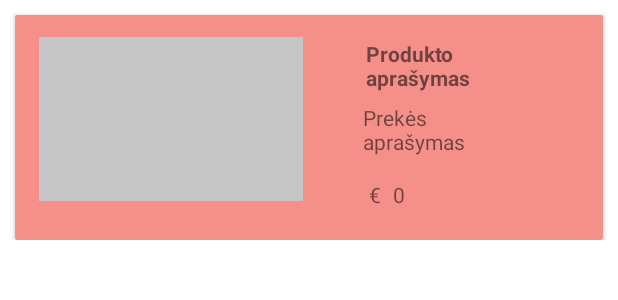
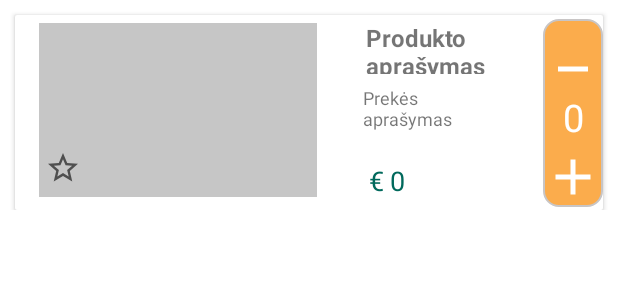
Before and after one commit to DominykasD/Arena, an Android app: the layout recycler_view_category.xml on its own in the app's theme, with its tools: preview values and no code run, on a phone screen of 412 x 824 dp. Shown: the top 300 px of the screen. Run offline under Robolectric (Android 15) with nearby library versions, the phone set to English and light mode, and no system bars; network calls fail.

Commit message:
Updated Category

```diff
--- a/app/src/main/res/layout/activity_category.xml
+++ b/app/src/main/res/layout/activity_category.xml
@@ -10,7 +10,6 @@
     <LinearLayout
         android:layout_width="match_parent"
         android:layout_height="wrap_content"
-        android:background="#696969"
         android:orientation="vertical">
 
         <include
--- a/app/src/main/res/layout/activity_main_menu.xml
+++ b/app/src/main/res/layout/activity_main_menu.xml
@@ -352,7 +352,7 @@
                             android:id="@+id/textView7"
                             android:layout_width="wrap_content"
                             android:layout_height="wrap_content"
-                            android:text="Click me!"
+                            android:text="Patiekalai"
                             app:layout_constraintBottom_toBottomOf="parent"
                             app:layout_constraintEnd_toEndOf="parent"
                             app:layout_constraintHorizontal_bias="0.34"
--- a/app/src/main/res/layout/recycler_view_category.xml
+++ b/app/src/main/res/layout/recycler_view_category.xml
@@ -16,14 +16,13 @@
 
         <androidx.constraintlayout.widget.ConstraintLayout
             android:layout_width="match_parent"
-            android:layout_height="match_parent"
-            android:background="#FDD835">
+            android:layout_height="match_parent">
 
             <androidx.constraintlayout.widget.ConstraintLayout
                 android:id="@+id/constraintLayout6"
                 android:layout_width="match_parent"
-                android:layout_height="150dp"
-                android:background="#f58f89"
+                android:layout_height="130dp"
+                android:background="#fff"
                 app:layout_constraintBottom_toBottomOf="parent"
                 app:layout_constraintEnd_toEndOf="parent"
                 app:layout_constraintHorizontal_bias="0.0"
@@ -31,13 +30,53 @@
                 app:layout_constraintTop_toTopOf="parent"
                 app:layout_constraintVertical_bias="0.0">
 
+                <androidx.constraintlayout.widget.ConstraintLayout
+                    android:layout_width="40dp"
+                    android:layout_height="125dp"
+                    android:background="@drawable/orange_background"
+                    app:layout_constraintBottom_toBottomOf="parent"
+                    app:layout_constraintCircleRadius="20dp"
+                    app:layout_constraintEnd_toEndOf="parent"
+                    app:layout_constraintTop_toTopOf="parent">
+
+                    <ImageView
+                        android:id="@+id/minusSymbol"
+                        android:layout_width="wrap_content"
+                        android:layout_height="wrap_content"
+                        app:layout_constraintStart_toStartOf="parent"
+                        app:layout_constraintTop_toTopOf="parent"
+                        app:srcCompat="@drawable/ic_minus" />
+
+                    <TextView
+                        android:id="@+id/numberOfProducts"
+                        android:layout_width="wrap_content"
+                        android:layout_height="wrap_content"
+                        android:layout_marginTop="8dp"
+                        android:text="@string/number_of_produts"
+                        android:textColor="#fff"
+                        android:textSize="25dp"
+                        app:layout_constraintEnd_toEndOf="parent"
+                        app:layout_constraintStart_toStartOf="parent"
+                        app:layout_constraintTop_toBottomOf="@+id/minusSymbol" />
+
+                    <ImageView
+                        android:id="@+id/plusSymbol"
+                        android:layout_width="wrap_content"
+                        android:layout_height="wrap_content"
+                        app:layout_constraintBottom_toBottomOf="parent"
+                        app:layout_constraintEnd_toEndOf="parent"
+                        app:layout_constraintStart_toStartOf="parent"
+                        app:srcCompat="@drawable/ic_add" />
+                </androidx.constraintlayout.widget.ConstraintLayout>
+
                 <TextView
                     android:id="@+id/foodDesc"
                     android:layout_width="88dp"
                     android:layout_height="39dp"
                     android:layout_marginEnd="72dp"
-                    android:layout_marginBottom="52dp"
+                    android:layout_marginBottom="44dp"
                     android:text="@string/product_description"
+                    android:textSize="12dp"
                     app:layout_constraintBottom_toBottomOf="parent"
                     app:layout_constraintEnd_toEndOf="parent" />
 
@@ -45,9 +84,10 @@
                     android:id="@+id/foodName"
                     android:layout_width="86dp"
                     android:layout_height="35dp"
-                    android:layout_marginTop="16dp"
+                    android:layout_marginTop="4dp"
                     android:layout_marginEnd="72dp"
                     android:text="@string/product_name"
+                    android:textSize="16dp"
                     android:textStyle="bold"
                     app:layout_constraintEnd_toEndOf="parent"
                     app:layout_constraintTop_toTopOf="parent" />
@@ -60,6 +100,8 @@
                     android:layout_marginEnd="132dp"
                     android:layout_marginBottom="8dp"
                     android:text="@string/product_price"
+                    android:textColor="#00695C"
+                    android:textSize="18dp"
                     app:layout_constraintBottom_toBottomOf="parent"
                     app:layout_constraintEnd_toEndOf="parent"
                     app:layout_constraintTop_toBottomOf="@+id/foodDesc"
@@ -70,8 +112,10 @@
                     android:layout_width="wrap_content"
                     android:layout_height="wrap_content"
                     android:layout_marginTop="12dp"
-                    android:layout_marginEnd="8dp"
+                    android:layout_marginEnd="4dp"
                     android:text="@string/eur_symbol"
+                    android:textColor="#00695C"
+                    android:textSize="18dp"
                     app:layout_constraintBottom_toBottomOf="parent"
                     app:layout_constraintEnd_toStartOf="@+id/foodPrice"
                     app:layout_constraintTop_toBottomOf="@+id/foodDesc"
@@ -79,8 +123,8 @@
 
                 <ImageView
                     android:id="@+id/foodImage"
-                    android:layout_width="176dp"
-                    android:layout_height="109dp"
+                    android:layout_width="185dp"
+                    android:layout_height="116dp"
                     android:layout_marginStart="16dp"
                     app:layout_constraintBottom_toBottomOf="parent"
                     app:layout_constraintStart_toStartOf="parent"
@@ -88,6 +132,17 @@
                     app:layout_constraintVertical_bias="0.363"
                     app:srcCompat="@drawable/food_image_empty" />
 
+                <ImageView
+                    android:id="@+id/favoriteFood"
+                    android:layout_width="wrap_content"
+                    android:layout_height="wrap_content"
+                    android:layout_marginStart="20dp"
+                    app:layout_constraintBottom_toBottomOf="parent"
+                    app:layout_constraintStart_toStartOf="parent"
+                    app:layout_constraintTop_toTopOf="parent"
+                    app:layout_constraintVertical_bias="0.849"
+                    app:srcCompat="@drawable/ic_favorites" />
+
             </androidx.constraintlayout.widget.ConstraintLayout>
         </androidx.constraintlayout.widget.ConstraintLayout>
 
--- a/app/src/main/res/values/strings.xml
+++ b/app/src/main/res/values/strings.xml
@@ -27,4 +27,5 @@
     <string name="product_name">Produkto aprašymas</string>
     <string name="product_price">0</string>
     <string name="eur_symbol">€</string>
+    <string name="number_of_produts">0</string>
 </resources>
```
Also changed, not shown: app/src/main/java/com/example/arena/Category.java (+17 -7 lines), app/src/main/java/com/example/arena/CategoryActivity.java (+18 -15 lines), app/src/main/java/com/example/arena/CategoryAdapter.java (+55 -4 lines), app/src/main/res/layout/recycler_view_category_copy.xml (deleted, +0 -130 lines).
